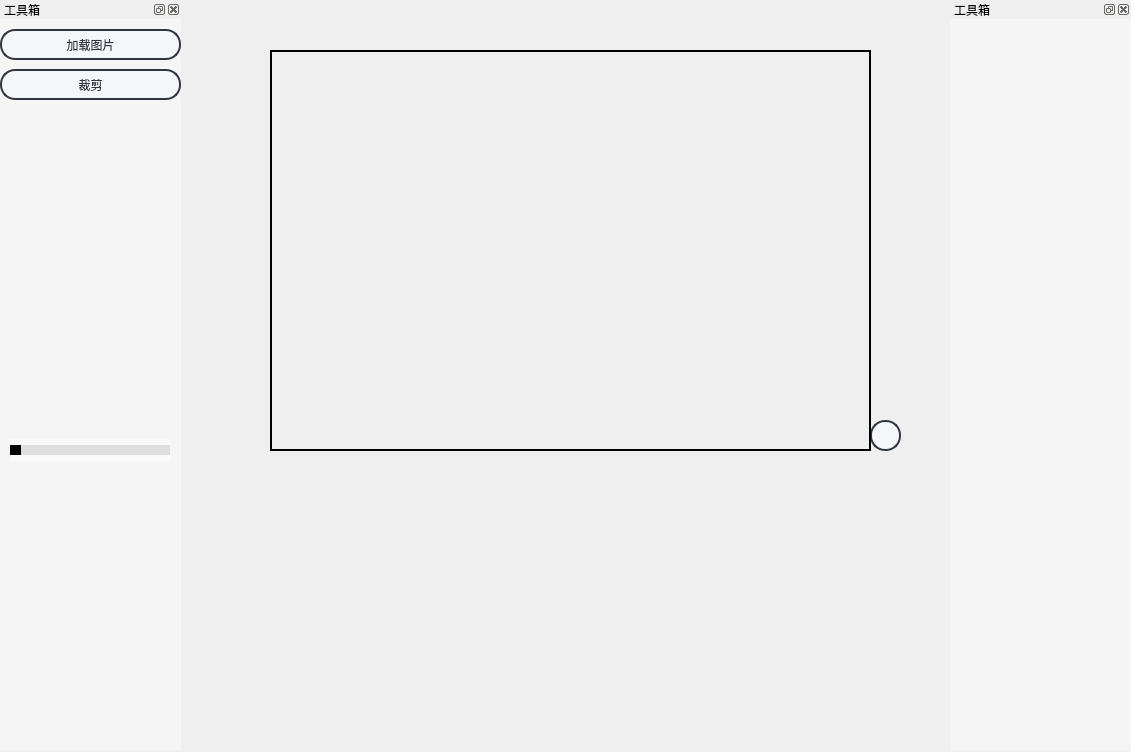
Before: the Qt Designer form qt_demo/mainwindow.ui in Signal-groupproject/digital_signal, drawn with Qt 5.
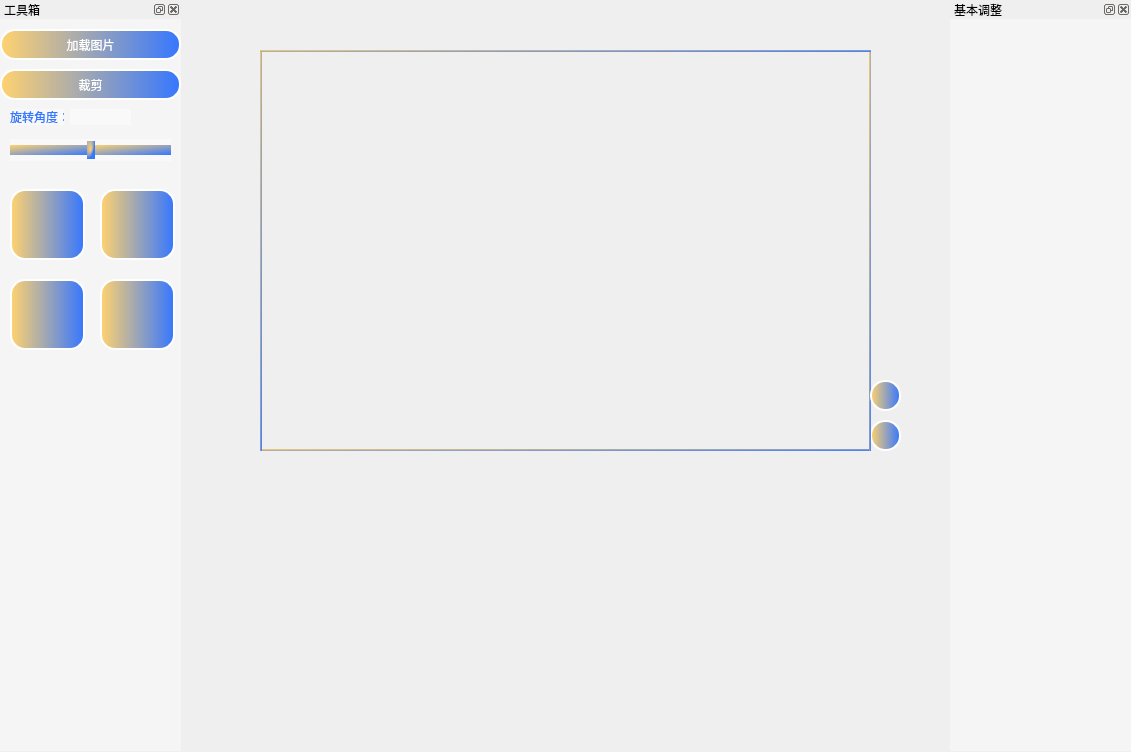
After: the same form once the commit is applied.

```diff
--- a/qt_demo/mainwindow.ui
+++ b/qt_demo/mainwindow.ui
@@ -45,32 +45,26 @@
       </rect>
      </property>
      <property name="styleSheet">
-      <string notr="true">QPushButton{
-	font: 10pt &quot;微软雅黑&quot;;
-    color: #2f3640;
-    background-color: #f5f6fa;
-    border-color: #2f3640;
+      <string notr="true">QPushButton {
+    font: 10pt &quot;微软雅黑&quot;;
+    color: #FFFFFF;
+    background: qlineargradient(spread:pad, x1:0, y1:0, x2:1, y2:0, stop:0 #ffd26f, stop:1 #3677ff);
     border-radius: 15px;
     border-style: solid;
     border-width: 2px;
     padding: 5px;
 }
 
-QPushButton::hover{
+QPushButton:hover,
+QPushButton:pressed,
+QPushButton:checked {
     color: #FFFFFF;
-    background-color: #718093;
-    border-color: #2f3640;
+    background: qlineargradient(spread:pad, x1:0, y1:0, x2:1, y2:0, stop:0 #ffd26f, stop:1 #3677ff);
 }
 
-QPushButton::pressed,QPushButton::checked{
-    color: #FFFFFF;
-    background-color: qlineargradient(spread:pad, x1:0, y1:0, x2:0, y2:1, stop:0 #273c75, stop:1 #487eb0);
-}
-
-QPushButton::disabled{
-    color: #FFFFFF;
-    background-color: #dcdde1;
-    border-color: #dcdde1;
+QPushButton:pressed,
+QPushButton:checked {
+    background: qlineargradient(spread:pad, x1:0, y1:0, x2:0, y2:1, stop:0 #ffd26f, stop:1 #3677ff);
 }
 </string>
      </property>
@@ -91,32 +85,26 @@
       </rect>
      </property>
      <property name="styleSheet">
-      <string notr="true">QPushButton{
-	font: 10pt &quot;微软雅黑&quot;;
-    color: #2f3640;
-    background-color: #f5f6fa;
-    border-color: #2f3640;
+      <string notr="true">QPushButton {
+    font: 10pt &quot;微软雅黑&quot;;
+    color: #FFFFFF;
+    background: qlineargradient(spread:pad, x1:0, y1:0, x2:1, y2:0, stop:0 #ffd26f, stop:1 #3677ff);
     border-radius: 15px;
     border-style: solid;
     border-width: 2px;
     padding: 5px;
 }
 
-QPushButton::hover{
+QPushButton:hover,
+QPushButton:pressed,
+QPushButton:checked {
     color: #FFFFFF;
-    background-color: #718093;
-    border-color: #2f3640;
+    background: qlineargradient(spread:pad, x1:0, y1:0, x2:1, y2:0, stop:0 #ffd26f, stop:1 #3677ff);
 }
 
-QPushButton::pressed,QPushButton::checked{
-    color: #FFFFFF;
-    background-color: qlineargradient(spread:pad, x1:0, y1:0, x2:0, y2:1, stop:0 #273c75, stop:1 #487eb0);
-}
-
-QPushButton::disabled{
-    color: #FFFFFF;
-    background-color: #dcdde1;
-    border-color: #dcdde1;
+QPushButton:pressed,
+QPushButton:checked {
+    background: qlineargradient(spread:pad, x1:0, y1:0, x2:0, y2:1, stop:0 #ffd26f, stop:1 #3677ff);
 }
 </string>
      </property>
@@ -131,40 +119,232 @@
      <property name="geometry">
       <rect>
        <x>10</x>
-       <y>420</y>
-       <width>160</width>
+       <y>120</y>
+       <width>161</width>
        <height>22</height>
       </rect>
      </property>
      <property name="styleSheet">
-      <string notr="true">QSlider::add-page:Horizontal
-                            {
-                            background-color: rgb(223, 223, 223);
-                            height:4px;
-                            }
-                            QSlider::sub-page:Horizontal
-                            {
-                            background-color:black;
-                            height:4px;
-                            }
-                            QSlider::groove:Horizontal
-                            {
-                            background:transparent;
-                            height:10px;
-                            border-radius: 5px;
-                            }
-                            QSlider::handle:Horizontal
-                            {
-                            height: 20px;
-                            width:20px;
-                            margin: -8 0px;
-                            }
-                        </string>
+      <string notr="true">QSlider::add-page:Horizontal {
+    background: qlineargradient(spread:pad, x1:0, y1:0, x2:1, y2:1, stop:0 #ffd26f, stop:1 #3677ff);
+    height: 4px;
+
+}
+
+QSlider::sub-page:Horizontal {
+    background: qlineargradient(spread:pad, x1:0, y1:0, x2:1, y2:1, stop:0 #ffd26f, stop:1 #3677ff);
+    height: 4px;
+
+}
+
+QSlider::groove:Horizontal {
+    background: qlineargradient(spread:pad, x1:0, y1:0, x2:1, y2:1, stop:0 #ffd26f, stop:1 #3677ff);
+    height: 10px;
+}
+
+QSlider::handle:Horizontal {
+    width: 8px;
+    margin: -4 0px;
+    background: qradialgradient(cx:0, cy:0, radius:1, fx:0.5, fy:0.5, stop:0 #ffd26f, stop:1 #3677ff);
+}
+</string>
+     </property>
+     <property name="minimum">
+      <number>-45</number>
+     </property>
+     <property name="maximum">
+      <number>45</number>
      </property>
      <property name="orientation">
       <enum>Qt::Horizontal</enum>
      </property>
     </widget>
+    <widget class="QLabel" name="angle">
+     <property name="geometry">
+      <rect>
+       <x>70</x>
+       <y>90</y>
+       <width>61</width>
+       <height>16</height>
+      </rect>
+     </property>
+     <property name="styleSheet">
+      <string notr="true">QLabel {
+    color: qlineargradient(x1: 0, y1: 0, x2: 1, y2: 1, stop: 0 #ffd26f, stop: 1 #3677ff);
+}
+</string>
+     </property>
+     <property name="text">
+      <string/>
+     </property>
+    </widget>
+    <widget class="QLabel" name="label_2">
+     <property name="geometry">
+      <rect>
+       <x>10</x>
+       <y>90</y>
+       <width>54</width>
+       <height>16</height>
+      </rect>
+     </property>
+     <property name="styleSheet">
+      <string notr="true">QLabel {
+    color: qlineargradient(x1: 0, y1: 0, x2: 1, y2: 1, stop: 0 #ffd26f, stop: 1 #3677ff);
+}
+</string>
+     </property>
+     <property name="text">
+      <string>旋转角度：</string>
+     </property>
+    </widget>
+    <widget class="QPushButton" name="pushButton1">
+     <property name="geometry">
+      <rect>
+       <x>10</x>
+       <y>170</y>
+       <width>75</width>
+       <height>71</height>
+      </rect>
+     </property>
+     <property name="styleSheet">
+      <string notr="true">QPushButton {
+    font: 10pt &quot;微软雅黑&quot;;
+    color: #FFFFFF;
+    background: qlineargradient(spread:pad, x1:0, y1:0, x2:1, y2:0, stop:0 #ffd26f, stop:1 #3677ff);
+    border-radius: 15px;
+    border-style: solid;
+    border-width: 2px;
+    padding: 5px;
+}
+
+QPushButton:hover,
+QPushButton:pressed,
+QPushButton:checked {
+    color: #FFFFFF;
+    background: qlineargradient(spread:pad, x1:0, y1:0, x2:1, y2:0, stop:0 #ffd26f, stop:1 #3677ff);
+}
+
+QPushButton:pressed,
+QPushButton:checked {
+    background: qlineargradient(spread:pad, x1:0, y1:0, x2:0, y2:1, stop:0 #ffd26f, stop:1 #3677ff);
+}
+</string>
+     </property>
+     <property name="text">
+      <string/>
+     </property>
+    </widget>
+    <widget class="QPushButton" name="pushButton2">
+     <property name="geometry">
+      <rect>
+       <x>100</x>
+       <y>170</y>
+       <width>75</width>
+       <height>71</height>
+      </rect>
+     </property>
+     <property name="styleSheet">
+      <string notr="true">QPushButton {
+    font: 10pt &quot;微软雅黑&quot;;
+    color: #FFFFFF;
+    background: qlineargradient(spread:pad, x1:0, y1:0, x2:1, y2:0, stop:0 #ffd26f, stop:1 #3677ff);
+    border-radius: 15px;
+    border-style: solid;
+    border-width: 2px;
+    padding: 5px;
+}
+
+QPushButton:hover,
+QPushButton:pressed,
+QPushButton:checked {
+    color: #FFFFFF;
+    background: qlineargradient(spread:pad, x1:0, y1:0, x2:1, y2:0, stop:0 #ffd26f, stop:1 #3677ff);
+}
+
+QPushButton:pressed,
+QPushButton:checked {
+    background: qlineargradient(spread:pad, x1:0, y1:0, x2:0, y2:1, stop:0 #ffd26f, stop:1 #3677ff);
+}
+</string>
+     </property>
+     <property name="text">
+      <string/>
+     </property>
+    </widget>
+    <widget class="QPushButton" name="pushButton3">
+     <property name="geometry">
+      <rect>
+       <x>10</x>
+       <y>260</y>
+       <width>75</width>
+       <height>71</height>
+      </rect>
+     </property>
+     <property name="styleSheet">
+      <string notr="true">QPushButton {
+    font: 10pt &quot;微软雅黑&quot;;
+    color: #FFFFFF;
+    background: qlineargradient(spread:pad, x1:0, y1:0, x2:1, y2:0, stop:0 #ffd26f, stop:1 #3677ff);
+    border-radius: 15px;
+    border-style: solid;
+    border-width: 2px;
+    padding: 5px;
+}
+
+QPushButton:hover,
+QPushButton:pressed,
+QPushButton:checked {
+    color: #FFFFFF;
+    background: qlineargradient(spread:pad, x1:0, y1:0, x2:1, y2:0, stop:0 #ffd26f, stop:1 #3677ff);
+}
+
+QPushButton:pressed,
+QPushButton:checked {
+    background: qlineargradient(spread:pad, x1:0, y1:0, x2:0, y2:1, stop:0 #ffd26f, stop:1 #3677ff);
+}
+</string>
+     </property>
+     <property name="text">
+      <string/>
+     </property>
+    </widget>
+    <widget class="QPushButton" name="pushButton4">
+     <property name="geometry">
+      <rect>
+       <x>100</x>
+       <y>260</y>
+       <width>75</width>
+       <height>71</height>
+      </rect>
+     </property>
+     <property name="styleSheet">
+      <string notr="true">QPushButton {
+    font: 10pt &quot;微软雅黑&quot;;
+    color: #FFFFFF;
+    background: qlineargradient(spread:pad, x1:0, y1:0, x2:1, y2:0, stop:0 #ffd26f, stop:1 #3677ff);
+    border-radius: 15px;
+    border-style: solid;
+    border-width: 2px;
+    padding: 5px;
+}
+
+QPushButton:hover,
+QPushButton:pressed,
+QPushButton:checked {
+    color: #FFFFFF;
+    background: qlineargradient(spread:pad, x1:0, y1:0, x2:1, y2:0, stop:0 #ffd26f, stop:1 #3677ff);
+}
+
+QPushButton:pressed,
+QPushButton:checked {
+    background: qlineargradient(spread:pad, x1:0, y1:0, x2:0, y2:1, stop:0 #ffd26f, stop:1 #3677ff);
+}
+</string>
+     </property>
+     <property name="text">
+      <string/>
+     </property>
+    </widget>
    </widget>
   </widget>
   <widget class="QWidget" name="widget" native="true">
@@ -186,26 +366,28 @@
      </rect>
     </property>
     <property name="styleSheet">
-     <string notr="true">QPushButton{
-	font: 10pt &quot;微软雅黑&quot;;
-    color: #2f3640;
-    background-color: #f5f6fa;
-    border-color: #2f3640;
+     <string notr="true">QPushButton {
+    font: 10pt &quot;微软雅黑&quot;;
+    color: #FFFFFF;
+    background: qlineargradient(spread:pad, x1:0, y1:0, x2:1, y2:0, stop:0 #ffd26f, stop:1 #3677ff);
     border-radius: 15px;
     border-style: solid;
     border-width: 2px;
     padding: 5px;
 }
-QPushButton::hover{
+
+QPushButton:hover,
+QPushButton:pressed,
+QPushButton:checked {
     color: #FFFFFF;
-    background-color: #718093;
-    border-color: #2f3640;
+    background: qlineargradient(spread:pad, x1:0, y1:0, x2:1, y2:0, stop:0 #ffd26f, stop:1 #3677ff);
 }
 
-QPushButton::pressed,QPushButton::checked{
-    color: #FFFFFF;
-    background-color: qlineargradient(spread:pad, x1:0, y1:0, x2:0, y2:1, stop:0 #273c75, stop:1 #487eb0);
-}</string>
+QPushButton:pressed,
+QPushButton:checked {
+    background: qlineargradient(spread:pad, x1:0, y1:0, x2:0, y2:1, stop:0 #ffd26f, stop:1 #3677ff);
+}
+</string>
     </property>
     <property name="text">
      <string/>
@@ -214,12 +396,17 @@
    <widget class="QLabel" name="label_show">
     <property name="geometry">
      <rect>
-      <x>90</x>
+      <x>80</x>
       <y>50</y>
-      <width>601</width>
+      <width>611</width>
       <height>401</height>
      </rect>
     </property>
+    <property name="styleSheet">
+     <string notr="true">QLabel {
+ border: 2px solid qlineargradient(x1: 0, y1: 0, x2: 1, y2: 1,stop: 0 #ffd26f, stop: 1 #3677ff);
+}</string>
+    </property>
     <property name="frameShape">
      <enum>QFrame::WinPanel</enum>
     </property>
@@ -230,6 +417,43 @@
      <string/>
     </property>
    </widget>
+   <widget class="QPushButton" name="Withdraw">
+    <property name="geometry">
+     <rect>
+      <x>690</x>
+      <y>380</y>
+      <width>31</width>
+      <height>31</height>
+     </rect>
+    </property>
+    <property name="styleSheet">
+     <string notr="true">QPushButton {
+    font: 10pt &quot;微软雅黑&quot;;
+    color: #FFFFFF;
+    background: qlineargradient(spread:pad, x1:0, y1:0, x2:1, y2:0, stop:0 #ffd26f, stop:1 #3677ff);
+    border-radius: 15px;
+    border-style: solid;
+    border-width: 2px;
+    padding: 5px;
+}
+
+QPushButton:hover,
+QPushButton:pressed,
+QPushButton:checked {
+    color: #FFFFFF;
+    background: qlineargradient(spread:pad, x1:0, y1:0, x2:1, y2:0, stop:0 #ffd26f, stop:1 #3677ff);
+}
+
+QPushButton:pressed,
+QPushButton:checked {
+    background: qlineargradient(spread:pad, x1:0, y1:0, x2:0, y2:1, stop:0 #ffd26f, stop:1 #3677ff);
+}
+</string>
+    </property>
+    <property name="text">
+     <string/>
+    </property>
+   </widget>
   </widget>
   <widget class="QDockWidget" name="dockWidget_2">
    <property name="geometry">
@@ -250,7 +474,7 @@
     <string notr="true">background-color: rgba(255, 255, 255, 100);</string>
    </property>
    <property name="windowTitle">
-    <string>工具箱</string>
+    <string>基本调整</string>
    </property>
    <widget class="QWidget" name="dockWidgetContents_2"/>
   </widget>
```
